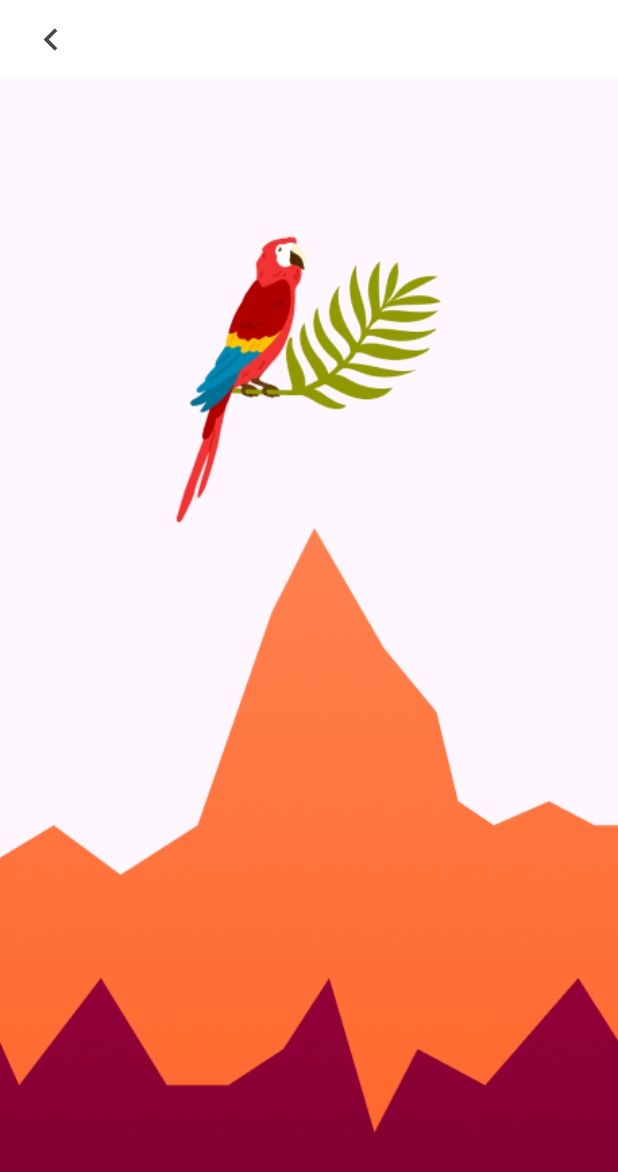
After one commit to FranzGraaf/fullstackfranz_flutter_app, a Flutter app: the ParallaxEffectPage screen opened by its route, on a phone screen of 412 x 824 dp. The commit adds this screen. Shown: the top 1172 px of the screen. Run offline on Flutter 3.47's test engine with Material 3 defaults, Android fonts, the light colour scheme and no system bars.

Commit message:
parallax effect

```diff
--- a/lib/pages/landing_page.dart
+++ b/lib/pages/landing_page.dart
@@ -1,4 +1,5 @@
 import 'package:flutter/material.dart';
+import 'package:fullstackfranz_flutter_app/pages/parallax_effect_page/parallax_effect_page.dart';
 import 'package:fullstackfranz_flutter_app/pages/sliver_list_page/sliver_list_page.dart';
 
 class LandingPage extends StatelessWidget {
@@ -32,6 +33,12 @@ class LandingPage extends StatelessWidget {
                     },
                     child: const Text("Sliver List"),
                   ),
+                  ElevatedButton(
+                    onPressed: () {
+                      Navigator.of(context).pushNamed(ParallaxEffectPage.route);
+                    },
+                    child: const Text("Parallax Effect"),
+                  ),
                 ],
               ),
             ),
--- /dev/null
+++ b/lib/pages/parallax_effect_page/parallax_effect_page.dart
@@ -0,0 +1,117 @@
+import 'package:flutter/material.dart';
+import 'package:fullstackfranz_flutter_app/core/global_variables.dart';
+import 'package:fullstackfranz_flutter_app/core/widgets/back_header_1.dart';
+
+class ParallaxEffectPage extends StatefulWidget {
+  static const route = "/parallaxeffectpage";
+  const ParallaxEffectPage({super.key});
+
+  @override
+  State<ParallaxEffectPage> createState() => _ParallaxEffectPageState();
+}
+
+class _ParallaxEffectPageState extends State<ParallaxEffectPage> {
+  final ScrollController scrollController = ScrollController();
+
+  final List<String> imagePaths = [
+    'assets/images/p1.png',
+    'assets/images/p2.png',
+    'assets/images/p3.png',
+    'assets/images/p4.png',
+  ];
+  final double imageHeight = 450;
+  final double imageInitOffset = 300;
+
+  @override
+  Widget build(BuildContext context) {
+    return SafeArea(
+      child: Column(
+        children: [
+          const BackHeader1(),
+          Expanded(
+              child: SingleChildScrollView(
+            controller: scrollController,
+            child: Column(
+              children: [
+                // parallax part
+                SizedBox(
+                  height:
+                      (imagePaths.length - 1) * imageInitOffset + imageHeight,
+                  child: Stack(
+                    children: [
+                      for (int i = 0; i < imagePaths.length; i++)
+                        ParallaxListItem(
+                          initTopOffset: i * imageInitOffset,
+                          height: imageHeight,
+                          scrollController: scrollController,
+                          imagePath: imagePaths[i],
+                          index: i,
+                          maxIndex: imagePaths.length - 1,
+                        ),
+                    ],
+                  ),
+                ),
+                // normal list part
+                Container(
+                  height: 600,
+                  color: Colors.black,
+                  child: const Center(
+                    child: Text(
+                      "continue with normal list",
+                      style: TextStyle(
+                        fontSize: 24,
+                        color: Colors.white,
+                      ),
+                    ),
+                  ),
+                )
+              ],
+            ),
+          ))
+        ],
+      ),
+    );
+  }
+}
+
+class ParallaxListItem extends StatelessWidget {
+  final double initTopOffset;
+  final double height;
+  final ScrollController scrollController;
+  final String imagePath;
+  final int index;
+  final int maxIndex;
+
+  const ParallaxListItem({
+    super.key,
+    required this.initTopOffset,
+    required this.height,
+    required this.scrollController,
+    required this.imagePath,
+    required this.index,
+    required this.maxIndex,
+  });
+
+  @override
+  Widget build(BuildContext context) {
+    return Positioned(
+      top: initTopOffset,
+      child: AnimatedBuilder(
+        animation: scrollController,
+        builder: (context, child) {
+          double parallaxOffset =
+              scrollController.offset * 0.2 * (maxIndex - index);
+          return Transform.translate(
+            offset: Offset(0, parallaxOffset),
+            child: Image.asset(
+              imagePath,
+              height: height,
+              width: GlobalVariables.screenSize.width,
+              fit: BoxFit.cover,
+            ),
+          );
+        },
+      ),
+    );
+  }
+}
--- a/lib/routes/app_router.dart
+++ b/lib/routes/app_router.dart
@@ -1,5 +1,6 @@
 import 'package:flutter/material.dart';
 import 'package:fullstackfranz_flutter_app/pages/landing_page.dart';
+import 'package:fullstackfranz_flutter_app/pages/parallax_effect_page/parallax_effect_page.dart';
 import 'package:fullstackfranz_flutter_app/pages/sliver_list_page/sliver_list_page.dart';
 
 class AppRouter {
@@ -13,7 +14,10 @@ class AppRouter {
         return CustomPageRoute1(
           child: const SliverListPage(),
         );
-
+      case ParallaxEffectPage.route:
+        return CustomPageRoute1(
+          child: const ParallaxEffectPage(),
+        );
       default:
         return CustomPageRoute1(
           child: const LandingPage(),
--- a/pubspec.yaml
+++ b/pubspec.yaml
@@ -20,10 +20,8 @@ dev_dependencies:
 flutter:
   uses-material-design: true
 
-  # To add assets to your application, add an assets section, like this:
-  # assets:
-  #   - images/a_dot_burr.jpeg
-  #   - images/a_dot_ham.jpeg
+  assets:
+    - assets/images/
 
   # An image asset can refer to one or more resolution-specific "variants", see
   # https://flutter.dev/to/resolution-aware-images
```
Also changed, not shown: assets/images/p1.png (added), assets/images/p2.png (added), assets/images/p3.png (added), assets/images/p4.png (added).
